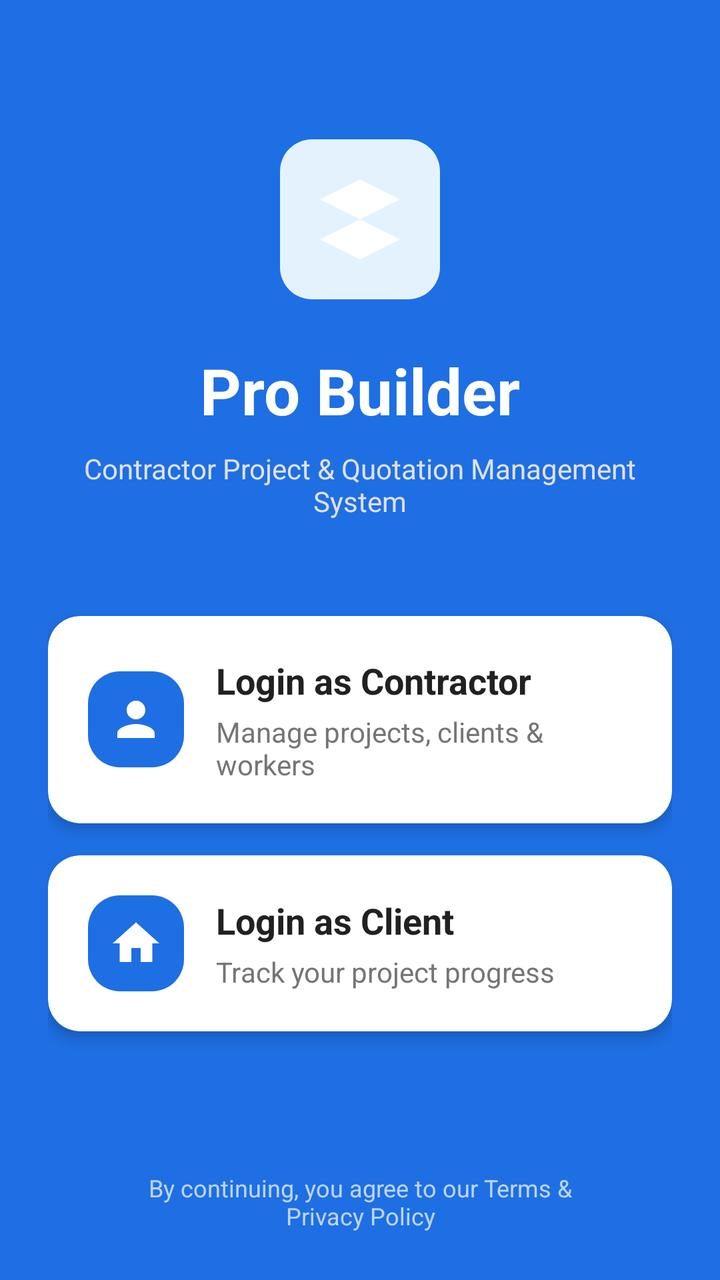
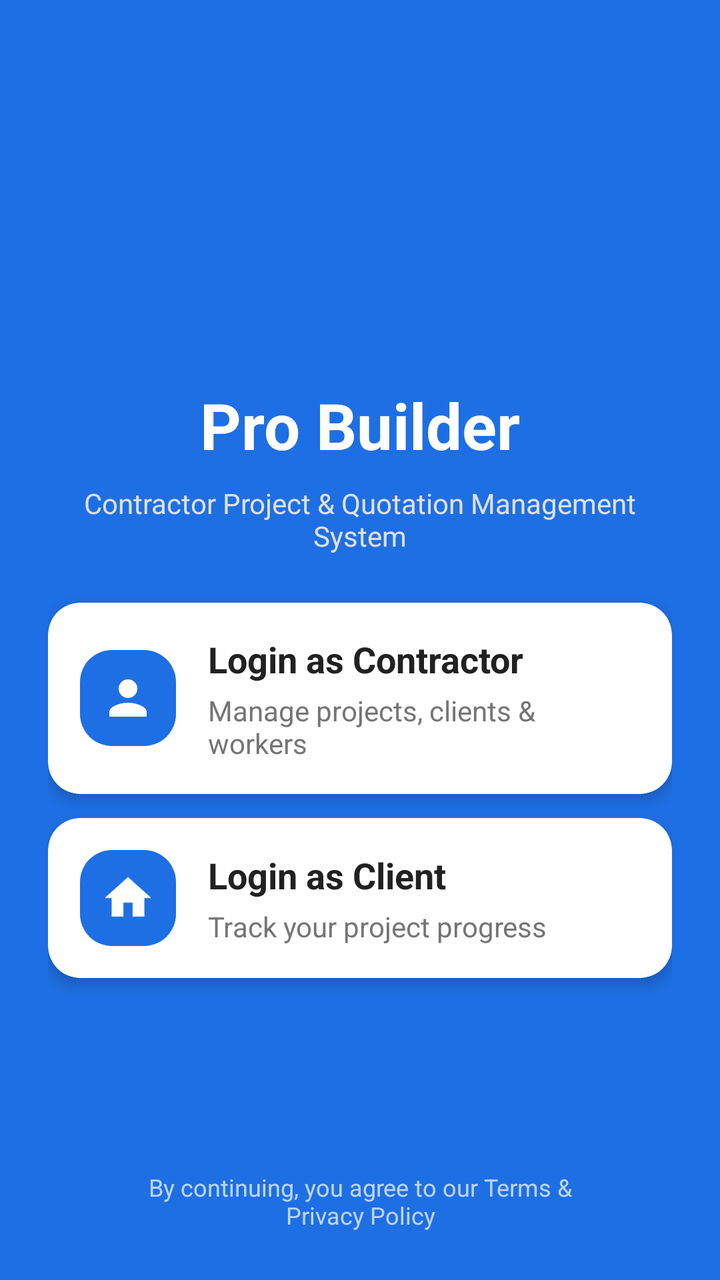

Compare the two renders of this Android layout. The source of the first and the diff that turns it into the second are given below.
<!-- AndroidManifest.xml: application theme Theme.ProBuilder -->
<!-- res/layout/activity_login_screen.xml -->
<?xml version="1.0" encoding="utf-8"?>
<LinearLayout xmlns:android="http://schemas.android.com/apk/res/android"
    xmlns:app="http://schemas.android.com/apk/res-auto"
    android:layout_width="match_parent"
    android:layout_height="match_parent"
    android:background="#1E6FE3"
    android:gravity="center_horizontal"
    android:orientation="vertical"
    android:padding="24dp">

    
    <Space
        android:layout_width="match_parent"
        android:layout_height="0dp"
        android:layout_weight="1" />

    
    <ImageView
        android:layout_width="80dp"
        android:layout_height="80dp"
        android:layout_marginBottom="24dp"
        android:background="@drawable/rounded_square_bg_light_blue"
        android:padding="16dp"
        android:src="@drawable/ic_probuilder_logo"
        app:tint="#FFFFFF" />

    
    <TextView
        android:layout_width="wrap_content"
        android:layout_height="wrap_content"
        android:layout_marginBottom="8dp"
        android:text="Pro Builder"
        android:textColor="@android:color/white"
        android:textSize="32sp"
        android:textStyle="bold" />

    
    <TextView
        android:layout_width="wrap_content"
        android:layout_height="wrap_content"
        android:layout_marginBottom="48dp"
        android:gravity="center"
        android:text="Contractor Project &amp; Quotation Management System"
        android:textColor="#E0E0E0"
        android:textSize="14sp" />

    
    <com.google.android.material.card.MaterialCardView
        android:id="@+id/cardContractor"
        android:layout_width="match_parent"
        android:layout_height="wrap_content"
        android:clickable="true"
        android:focusable="true"
        app:cardBackgroundColor="@android:color/white"
        app:cardCornerRadius="16dp"
        app:cardElevation="4dp">

        <LinearLayout
            android:layout_width="match_parent"
            android:layout_height="wrap_content"
            android:gravity="center_vertical"
            android:orientation="horizontal"
            android:padding="20dp">

            <ImageView
                android:layout_width="48dp"
                android:layout_height="48dp"
                android:background="@drawable/rounded_square_bg_blue"
                android:padding="10dp"
                android:layout_marginEnd="16dp"
                android:src="@drawable/ic_person"
                app:tint="#FFFFFF" />

            <LinearLayout
                android:layout_width="0dp"
                android:layout_height="wrap_content"
                android:layout_weight="1"
                android:orientation="vertical">

                <TextView
                    android:layout_width="wrap_content"
                    android:layout_height="wrap_content"
                    android:text="Login as Contractor"
                    android:textColor="#212121"
                    android:textSize="18sp"
                    android:textStyle="bold" />

                <TextView
                    android:layout_width="wrap_content"
                    android:layout_height="wrap_content"
                    android:layout_marginTop="4dp"
                    android:text="Manage projects, clients &amp; workers"
                    android:textColor="#757575"
                    android:textSize="14sp" />
            </LinearLayout>
        </LinearLayout>
    </com.google.android.material.card.MaterialCardView>

    
    <Space
        android:layout_width="match_parent"
        android:layout_height="16dp" />

    
    <com.google.android.material.card.MaterialCardView
        android:id="@+id/cardClient"
        android:layout_width="match_parent"
        android:layout_height="wrap_content"
        android:clickable="true"
        android:focusable="true"
        app:cardBackgroundColor="@android:color/white"
        app:cardCornerRadius="16dp"
        app:cardElevation="4dp">

        <LinearLayout
            android:layout_width="match_parent"
            android:layout_height="wrap_content"
            android:gravity="center_vertical"
            android:orientation="horizontal"
            android:padding="20dp">

            <ImageView
                android:layout_width="48dp"
                android:layout_height="48dp"
                android:background="@drawable/rounded_square_bg_blue"
                android:padding="10dp"
                android:layout_marginEnd="16dp"
                android:src="@drawable/ic_home"
                app:tint="#FFFFFF" />

            <LinearLayout
                android:layout_width="0dp"
                android:layout_height="wrap_content"
                android:layout_weight="1"
                android:orientation="vertical">

                <TextView
                    android:layout_width="wrap_content"
                    android:layout_height="wrap_content"
                    android:text="Login as Client"
                    android:textColor="#212121"
                    android:textSize="18sp"
                    android:textStyle="bold" />

                <TextView
                    android:layout_width="wrap_content"
                    android:layout_height="wrap_content"
                    android:layout_marginTop="4dp"
                    android:text="Track your project progress"
                    android:textColor="#757575"
                    android:textSize="14sp" />
            </LinearLayout>
        </LinearLayout>
    </com.google.android.material.card.MaterialCardView>

    
    <Space
        android:layout_width="match_parent"
        android:layout_height="0dp"
        android:layout_weight="1" />

    
    <TextView
        android:layout_width="wrap_content"
        android:layout_height="wrap_content"
        android:layout_marginTop="24dp"
        android:gravity="center"
        android:text="By continuing, you agree to our Terms &amp;\nPrivacy Policy"
        android:textColor="#B3FFFFFF"
        android:textSize="12sp" />

</LinearLayout>
<!-- resources referenced by this layout -->
<resources>
  <!-- drawable ic_home (drawable) -->
  <?xml version="1.0" encoding="utf-8"?>
  <vector xmlns:android="http://schemas.android.com/apk/res/android"
      android:width="24dp"
      android:height="24dp"
      android:viewportWidth="24"
      android:viewportHeight="24">
      <path
          android:fillColor="#757575"
          android:pathData="M10,20v-6h4v6h5v-8h3L12,3L2,12h3v8z" />
  </vector>
  <!-- drawable ic_person (drawable) -->
  <?xml version="1.0" encoding="utf-8"?>
  <vector xmlns:android="http://schemas.android.com/apk/res/android"
      android:width="24dp"
      android:height="24dp"
      android:viewportWidth="24"
      android:viewportHeight="24">
      <path
          android:fillColor="#90A4AE"
          android:pathData="M12,12c2.21,0 4,-1.79 4,-4s-1.79,-4 -4,-4 -4,1.79 -4,4 1.79,4 4,4zM12,14c-2.67,0 -8,1.34 -8,4v2h16v-2c0,-2.66 -5.33,-4 -8,-4z" />
  </vector>
  <!-- drawable ic_probuilder_logo (drawable) -->
  <?xml version="1.0" encoding="utf-8"?>
  <vector xmlns:android="http://schemas.android.com/apk/res/android"
      android:width="24dp"
      android:height="24dp"
      android:viewportWidth="24"
      android:viewportHeight="24">
      <path
          android:fillColor="#FFFFFF"
          android:pathData="M12,2L2,7l10,5l10,-5L12,2zM2,17l10,5l10,-5l-10,-5L2,17zM12,14.47l-8,-4l8,4l8,-4l-8,4z" />
  </vector>
  <!-- drawable rounded_square_bg_blue (drawable) -->
  <?xml version="1.0" encoding="utf-8"?>
  <shape xmlns:android="http://schemas.android.com/apk/res/android"
      android:shape="rectangle">
      <solid android:color="#1E6FE3" />
      <corners android:radius="16dp" />
  </shape>
  <!-- drawable rounded_square_bg_light_blue (drawable) -->
  <?xml version="1.0" encoding="utf-8"?>
  <shape xmlns:android="http://schemas.android.com/apk/res/android"
      android:shape="rectangle">
      <solid android:color="#E3F2FD" />
      <corners android:radius="16dp" />
  </shape>
  <style name="Theme.ProBuilder" parent="Theme.MaterialComponents.Light.NoActionBar">
          
          <item name="colorPrimary">@color/colorPrimary</item>
          <item name="colorPrimaryVariant">@color/colorPrimaryDark</item>
          <item name="colorOnPrimary">@color/white</item>
          
          <item name="colorSecondary">@color/colorAccent</item>
          <item name="colorSecondaryVariant">@color/colorAccent</item>
          <item name="colorOnSecondary">@color/white</item>
          
          <item name="android:statusBarColor">?attr/colorPrimaryVariant</item>
      </style>
  <color name="colorPrimary">#6200EE</color>
  <color name="colorPrimaryDark">#3700B3</color>
  <color name="white">#FFFFFF</color>
  <color name="colorAccent">#03DAC5</color>
</resources>

<!-- the commit's change to res/layout/activity_login_screen.xml (unified diff, before → after) -->
@@ -12,17 +12,15 @@
     <Space
         android:layout_width="match_parent"
         android:layout_height="0dp"
-        android:layout_weight="1" />
+        android:layout_weight="0.6" />
 
     
     <ImageView
-        android:layout_width="80dp"
-        android:layout_height="80dp"
-        android:layout_marginBottom="24dp"
-        android:background="@drawable/rounded_square_bg_light_blue"
-        android:padding="16dp"
-        android:src="@drawable/ic_probuilder_logo"
-        app:tint="#FFFFFF" />
+        android:layout_width="120dp"
+        android:layout_height="120dp"
+        android:layout_marginBottom="16dp"
+        android:contentDescription="@string/desc_app_logo"
+        android:src="@mipmap/ic_launcher" />
 
     
     <TextView
@@ -38,7 +36,7 @@
     <TextView
         android:layout_width="wrap_content"
         android:layout_height="wrap_content"
-        android:layout_marginBottom="48dp"
+        android:layout_marginBottom="24dp"
         android:gravity="center"
         android:text="Contractor Project &amp; Quotation Management System"
         android:textColor="#E0E0E0"
@@ -60,7 +58,7 @@
             android:layout_height="wrap_content"
             android:gravity="center_vertical"
             android:orientation="horizontal"
-            android:padding="20dp">
+            android:padding="16dp">
 
             <ImageView
                 android:layout_width="48dp"
@@ -99,7 +97,7 @@
     
     <Space
         android:layout_width="match_parent"
-        android:layout_height="16dp" />
+        android:layout_height="12dp" />
 
     
     <com.google.android.material.card.MaterialCardView
@@ -117,7 +115,7 @@
             android:layout_height="wrap_content"
             android:gravity="center_vertical"
             android:orientation="horizontal"
-            android:padding="20dp">
+            android:padding="16dp">
 
             <ImageView
                 android:layout_width="48dp"
@@ -157,7 +155,7 @@
     <Space
         android:layout_width="match_parent"
         android:layout_height="0dp"
-        android:layout_weight="1" />
+        android:layout_weight="1.4" />
 
     
     <TextView
<!-- resource entries referenced after the edit -->
@@ -12,26 +12,14 @@
           android:pathData="M10,20v-6h4v6h5v-8h3L12,3L2,12h3v8z" />
   </vector>
   <!-- drawable ic_person (drawable) -->
-  <?xml version="1.0" encoding="utf-8"?>
   <vector xmlns:android="http://schemas.android.com/apk/res/android"
       android:width="24dp"
       android:height="24dp"
       android:viewportWidth="24"
       android:viewportHeight="24">
       <path
-          android:fillColor="#90A4AE"
-          android:pathData="M12,12c2.21,0 4,-1.79 4,-4s-1.79,-4 -4,-4 -4,1.79 -4,4 1.79,4 4,4zM12,14c-2.67,0 -8,1.34 -8,4v2h16v-2c0,-2.66 -5.33,-4 -8,-4z" />
-  </vector>
-  <!-- drawable ic_probuilder_logo (drawable) -->
-  <?xml version="1.0" encoding="utf-8"?>
-  <vector xmlns:android="http://schemas.android.com/apk/res/android"
-      android:width="24dp"
-      android:height="24dp"
-      android:viewportWidth="24"
-      android:viewportHeight="24">
-      <path
-          android:fillColor="#FFFFFF"
-          android:pathData="M12,2L2,7l10,5l10,-5L12,2zM2,17l10,5l10,-5l-10,-5L2,17zM12,14.47l-8,-4l8,4l8,-4l-8,4z" />
+          android:fillColor="#FF000000"
+          android:pathData="M12,12c2.21,0 4,-1.79 4,-4s-1.79,-4 -4,-4 -4,1.79 -4,4 1.79,4 4,4zM12,14c-2.67,0 -8,1.34 -8,4v2h16v-2c0,-2.66 -5.33,-4 -8,-4z"/>
   </vector>
   <!-- drawable rounded_square_bg_blue (drawable) -->
   <?xml version="1.0" encoding="utf-8"?>
@@ -40,13 +28,13 @@
       <solid android:color="#1E6FE3" />
       <corners android:radius="16dp" />
   </shape>
-  <!-- drawable rounded_square_bg_light_blue (drawable) -->
+  <!-- mipmap ic_launcher (mipmap-anydpi-v26) -->
   <?xml version="1.0" encoding="utf-8"?>
-  <shape xmlns:android="http://schemas.android.com/apk/res/android"
-      android:shape="rectangle">
-      <solid android:color="#E3F2FD" />
-      <corners android:radius="16dp" />
-  </shape>
+  <adaptive-icon xmlns:android="http://schemas.android.com/apk/res/android">
+      <background android:drawable="@drawable/ic_launcher_background"/>
+      <foreground android:drawable="@mipmap/ic_launcher_foreground"/>
+  </adaptive-icon>
+  <string name="desc_app_logo">App Logo</string>
   <style name="Theme.ProBuilder" parent="Theme.MaterialComponents.Light.NoActionBar">
           
           <item name="colorPrimary">@color/colorPrimary</item>
@@ -58,10 +46,18 @@
           <item name="colorOnSecondary">@color/white</item>
           
           <item name="android:statusBarColor">?attr/colorPrimaryVariant</item>
+          <item name="android:windowAnimationStyle">@style/WindowAnimationTransition</item>
       </style>
+  <!-- drawable ic_launcher_background: vector/xml drawable (drawable, 4866 chars, omitted) -->
   <color name="colorPrimary">#6200EE</color>
   <color name="colorPrimaryDark">#3700B3</color>
   <color name="white">#FFFFFF</color>
   <color name="colorAccent">#03DAC5</color>
+  <style name="WindowAnimationTransition">
+          <item name="android:activityOpenEnterAnimation">@anim/slide_in_right</item>
+          <item name="android:activityOpenExitAnimation">@anim/slide_out_left</item>
+          <item name="android:activityCloseEnterAnimation">@anim/slide_in_left</item>
+          <item name="android:activityCloseExitAnimation">@anim/slide_out_right</item>
+      </style>
 </resources>
 
